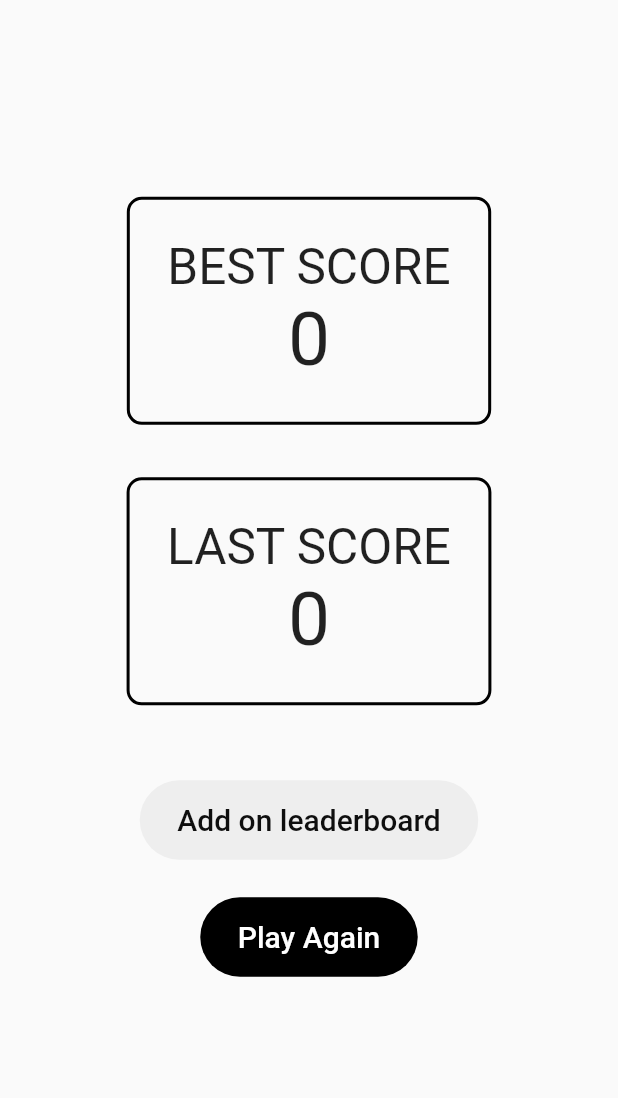
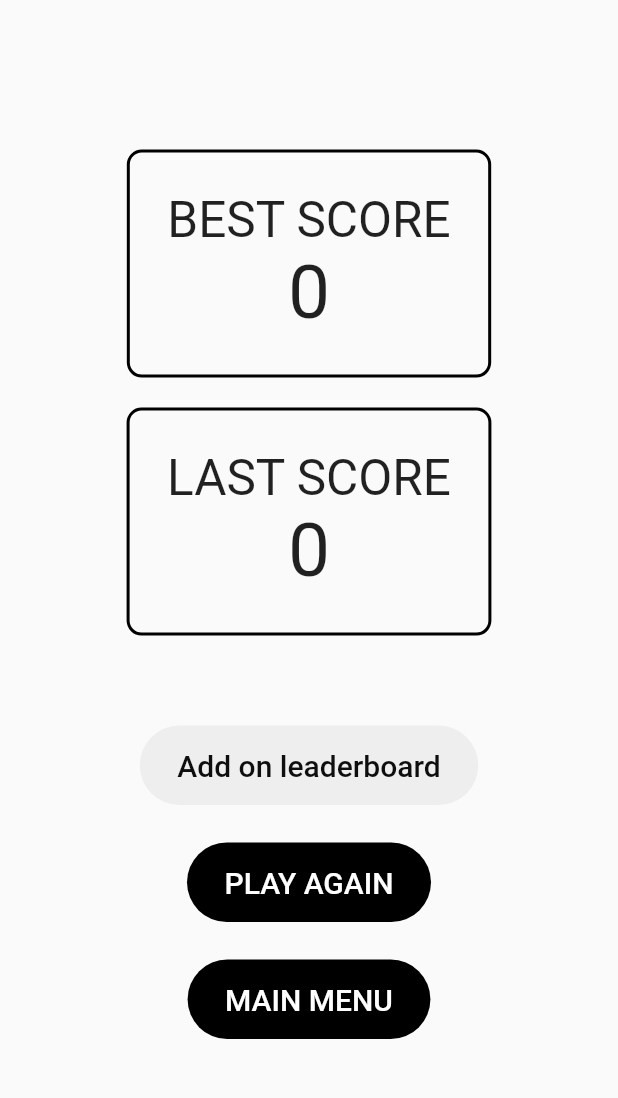
Before and after one commit to Germain-L/WORKSHOP-B1, a Flutter app: the NormalEnd screen opened by its route, on a phone screen of 412 x 824 dp, the part 85-1183 px from its top. Run offline on Flutter 3.47's test engine with Material 2 defaults, Android fonts, the phone set to English and light mode, and no system bars; our stand-ins replace audioplayers, flutter_animation_progress_bar, flutter_svg, line_icons, shared_preferences; missing offline and left inert: simple_gesture_detector; accounts and stored records are empty; network calls fail.

Commit message:
refactor + fix imorts

```diff
--- a/fingSwipeV2/lib/providers/score_provider.dart
+++ b/fingSwipeV2/lib/models/score_provider.dart
@@ -1,16 +1,21 @@
 import 'dart:convert';
 
-import 'package:fingSwipeV2/models/leaderboard_score.dart';
 import 'package:http/http.dart' as http;
+
+import 'leaderboard_score.dart';
 
 class Score {
   void store(String username, int score) async {
+    print("$username, $score");
+
+    Map body = Map.from({
+      'username': username,
+      'score': score.toString(),
+    });
+
     var result = await http.post(
       "https://fingswipe.app/api/score",
-      body: {
-        "username": username,
-        "score": score.toString(),
-      },
+      body: body,
     );
 
     print(result.statusCode);
--- a/fingSwipeV2/lib/pages/app.dart
+++ b/fingSwipeV2/lib/pages/app_page.dart
@@ -1,10 +1,6 @@
 import 'package:flutter/material.dart';
-import 'package:provider/provider.dart';
 
 import '../widgets/core_widgets/appbar.dart';
-import 'game.dart';
-import 'menu.dart';
-import 'end/normal.dart';
 
 class App extends StatelessWidget {
 
--- a/fingSwipeV2/lib/pages/end/normal.dart
+++ /dev/null
@@ -1,186 +0,0 @@
-import 'package:fingSwipeV2/providers/game_provider.dart';
-import 'package:fingSwipeV2/providers/local_cache_provider.dart';
-import 'package:fingSwipeV2/providers/score_provider.dart';
-import 'package:fingSwipeV2/widgets/core_widgets/appbar.dart';
-import 'package:flutter/material.dart';
-import 'package:provider/provider.dart';
-
-class NormalEnd extends StatefulWidget {
-  @override
-  _NormalEndState createState() => _NormalEndState();
-}
-
-class _NormalEndState extends State<NormalEnd> {
-  LocalScore localScore = LocalScore();
-  Score score = Score();
-
-  @override
-  void initState() {
-    super.initState();
-  }
-
-  bool stored = false;
-
-  @override
-  Widget build(BuildContext context) {
-    var game = Provider.of<Game>(context);
-
-    if (stored == false) {
-      localScore.storeToCache(game.score);
-      setState(() {
-        stored = true;
-      });
-    }
-
-    return Scaffold(
-      resizeToAvoidBottomInset: false,
-      appBar: CustomAppBar(),
-      body: SizedBox.expand(
-        child: Center(
-          child: Column(
-            mainAxisAlignment: MainAxisAlignment.center,
-            mainAxisSize: MainAxisSize.min,
-            children: [
-              Container(
-                padding: const EdgeInsets.all(25.0),
-                decoration: BoxDecoration(
-                  borderRadius: BorderRadius.circular(10),
-                  border: Border(
-                    top: BorderSide(width: 2.0, color: Color(0xFF000000)),
-                    left: BorderSide(width: 2.0, color: Color(0xFF000000)),
-                    right: BorderSide(width: 2.0, color: Color(0xFF000000)),
-                    bottom: BorderSide(width: 2.0, color: Color(0xFF000000)),
-                  ),
-                ),
-                child: Column(
-                  mainAxisAlignment: MainAxisAlignment.center,
-                  mainAxisSize: MainAxisSize.min,
-                  children: [
-                    Text(
-                      "BEST SCORE",
-                      style: TextStyle(fontSize: 33),
-                    ),
-                    FutureBuilder<int>(
-                      future: localScore.getHighScore(),
-                      builder:
-                          (BuildContext context, AsyncSnapshot<int> snapshot) {
-                        if (snapshot.hasData) {
-                          return Text(
-                            snapshot.data.toString(),
-                            style: TextStyle(fontSize: 50),
-                          );
-                        }
-
-                        return SizedBox();
-                      },
-                    ),
-                  ],
-                ),
-              ),
-              Container(
-                padding: const EdgeInsets.all(25.0),
-                margin: const EdgeInsets.only(top: 35.0),
-                decoration: BoxDecoration(
-                  borderRadius: BorderRadius.circular(10),
-                  border: Border(
-                    top: BorderSide(width: 2.0, color: Color(0xFF000000)),
-                    left: BorderSide(width: 2.0, color: Color(0xFF000000)),
-                    right: BorderSide(width: 2.0, color: Color(0xFF000000)),
-                    bottom: BorderSide(width: 2.0, color: Color(0xFF000000)),
-                  ),
-                ),
-                child: Column(
-                  mainAxisAlignment: MainAxisAlignment.center,
-                  mainAxisSize: MainAxisSize.min,
-                  children: [
-                    Text(
-                      "LAST SCORE",
-                      style: TextStyle(fontSize: 33),
-                    ),
-                    Text(
-                      game.score.toString(),
-                      style: TextStyle(fontSize: 50),
-                    ),
-                  ],
-                ),
-              ),
-              Container(
-                margin: EdgeInsets.only(top: 50.0),
-                child: FlatButton(
-                  shape: RoundedRectangleBorder(
-                    borderRadius: BorderRadius.circular(50.0),
-                  ),
-                  color: Color(0xFFEEEEEE),
-                  textColor: Color(0xFF0E0E0E),
-                  disabledColor: Colors.grey,
-                  disabledTextColor: Colors.black,
-                  padding: EdgeInsets.only(
-                      bottom: 15.0, top: 15.0, left: 25.0, right: 25.0),
-                  splashColor: Color(0xFFEDEDED),
-                  onPressed: () {
-                    showDialog(
-                      context: context,
-                      builder: (BuildContext context) {
-                        TextEditingController nameController =
-                            TextEditingController();
-                        return AlertDialog(
-                          title: Text("Enter name:"),
-                          content: TextField(
-                            autocorrect: true,
-                            autofocus: true,
-                            decoration: InputDecoration(
-                              hintText: "Name",
-                            ),
-                          ),
-                          actions: [
-                            FlatButton(
-                              onPressed: () {
-                                score.store(nameController.text, game.score);
-                                Navigator.pop(context);
-                              },
-                              child: Text('Submit'),
-                            )
-                          ],
-                        );
-                      },
-                    );
-                  },
-                  child: Text(
-                    "Add on leaderboard",
-                    style: TextStyle(fontSize: 20.0),
-                  ),
-                ),
-              ),
-              Container(
-                margin: EdgeInsets.only(top: 25.0),
-                child: FlatButton(
-                  shape: RoundedRectangleBorder(
-                    borderRadius: BorderRadius.circular(50.0),
-                  ),
-                  color: Color(0xFF000000),
-                  textColor: Colors.white,
-                  disabledColor: Colors.grey,
-                  disabledTextColor: Colors.black,
-                  padding: EdgeInsets.only(
-                      bottom: 15.0, top: 15.0, left: 25.0, right: 25.0),
-                  splashColor: Color(0xFF1F1F1F),
-                  onPressed: () {
-                    Navigator.pushNamedAndRemoveUntil(
-                      context,
-                      'menu',
-                      (route) => false,
-                    );
-                  },
-                  child: Text(
-                    "Play Again",
-                    style: TextStyle(fontSize: 20.0),
-                  ),
-                ),
-              ),
-            ],
-          ),
-        ),
-      ),
-    );
-  }
-}
--- /dev/null
+++ b/fingSwipeV2/lib/pages/end_game_page.dart
@@ -0,0 +1,131 @@
+import 'package:flutter/material.dart';
+import 'package:provider/provider.dart';
+
+import '../models/local_cache_provider.dart';
+import '../models/score_provider.dart';
+import '../providers/game_provider.dart';
+import '../widgets/core_widgets/appbar.dart';
+import '../widgets/end_game/eng_game_buttons.dart';
+import '../widgets/end_game/score.dart';
+
+class NormalEnd extends StatefulWidget {
+  @override
+  _NormalEndState createState() => _NormalEndState();
+}
+
+class _NormalEndState extends State<NormalEnd> {
+  LocalScore localScore = LocalScore();
+  Score score = Score();
+
+  @override
+  void initState() {
+    super.initState();
+  }
+
+  bool stored = false;
+
+  @override
+  Widget build(BuildContext context) {
+    var game = Provider.of<Game>(context);
+
+    if (stored == false) {
+      localScore.storeToCache(game.score);
+      setState(() {
+        stored = true;
+      });
+    }
+
+    return Scaffold(
+      resizeToAvoidBottomInset: false,
+      appBar: CustomAppBar(),
+      body: SizedBox.expand(
+        child: Center(
+          child: Column(
+            mainAxisAlignment: MainAxisAlignment.center,
+            mainAxisSize: MainAxisSize.min,
+            children: [
+
+              FutureBuilder<int>(
+                future: localScore.getHighScore(),
+                builder: (context, snapshot) {
+                  return DisplayedScore(
+                    scoreType: 'BEST SCORE',
+                    score: snapshot.data,
+                  );
+                }
+              ),
+
+              DisplayedScore(
+                scoreType: 'LAST SCORE',
+                score: game.score,
+              ),
+
+              Container(
+                margin: EdgeInsets.only(top: 50.0),
+                child: FlatButton(
+                  shape: RoundedRectangleBorder(
+                    borderRadius: BorderRadius.circular(50.0),
+                  ),
+                  color: Color(0xFFEEEEEE),
+                  textColor: Color(0xFF0E0E0E),
+                  disabledColor: Colors.grey,
+                  disabledTextColor: Colors.black,
+                  padding: EdgeInsets.only(
+                      bottom: 15.0, top: 15.0, left: 25.0, right: 25.0),
+                  splashColor: Color(0xFFEDEDED),
+                  onPressed: () {
+                    showDialog(
+                      context: context,
+                      builder: (BuildContext context) {
+                        TextEditingController nameController =
+                            TextEditingController();
+                        return AlertDialog(
+                          title: Text("Enter name:"),
+                          content: TextField(
+                            controller: nameController,
+                            autocorrect: true,
+                            autofocus: true,
+                            decoration: InputDecoration(
+                              hintText: "Name",
+                            ),
+                            onSubmitted: (String newName) {
+                              score.store(nameController.text, game.score);
+                              Navigator.pop(context);
+                            },
+                          ),
+                          actions: [
+                            FlatButton(
+                              onPressed: () {
+                                score.store(nameController.text, game.score);
+                                Navigator.pop(context);
+                              },
+                              child: Text('Submit'),
+                            )
+                          ],
+                        );
+                      },
+                    );
+                  },
+                  child: Text(
+                    "Add on leaderboard",
+                    style: TextStyle(fontSize: 20.0),
+                  ),
+                ),
+              ),
+
+              EndGameButtons(
+                text: 'PLAY AGAIN',
+                route: 'normalGame',
+              ),
+
+              EndGameButtons(
+                text: 'MAIN MENU',
+                route: 'menu',
+              ),
+            ],
+          ),
+        ),
+      ),
+    );
+  }
+}
--- a/fingSwipeV2/lib/pages/game.dart
+++ b/fingSwipeV2/lib/pages/game_page.dart
@@ -1,9 +1,9 @@
-import 'package:fingSwipeV2/widgets/core_widgets/appbar.dart';
 import 'package:flutter/material.dart';
 import 'package:provider/provider.dart';
 import 'package:simple_gesture_detector/simple_gesture_detector.dart';
 
 import '../providers/game_provider.dart';
+import '../widgets/core_widgets/appbar.dart';
 import '../widgets/game_widgets/indications.dart';
 
 class GamePage extends StatefulWidget {
--- a/fingSwipeV2/lib/pages/leaderboard.dart
+++ b/fingSwipeV2/lib/pages/leaderboard_page.dart
@@ -1,15 +1,15 @@
-import 'package:fingSwipeV2/models/leaderboard_score.dart';
-import 'package:fingSwipeV2/providers/score_provider.dart';
-import 'package:fingSwipeV2/widgets/core_widgets/appbar.dart';
-import 'package:fingSwipeV2/widgets/leaderboard/score_widget.dart';
 import 'package:flutter/material.dart';
 import 'package:line_icons/line_icons.dart';
-import 'package:provider/provider.dart';
+
+import '../models/leaderboard_score.dart';
+import '../models/score_provider.dart';
+import '../widgets/core_widgets/appbar.dart';
+import '../widgets/leaderboard/score_widget.dart';
 
 class LeaderboardPage extends StatelessWidget {
+  final Score score = Score();
   @override
   Widget build(BuildContext context) {
-    final score = Provider.of<Score>(context);
     return Scaffold(
       appBar: CustomAppBar(),
       floatingActionButton: FloatingActionButton.extended(
--- a/fingSwipeV2/lib/providers/game_provider.dart
+++ b/fingSwipeV2/lib/providers/game_provider.dart
@@ -1,9 +1,10 @@
 import 'dart:async';
 import 'dart:math';
 import 'dart:ui';
+
+import 'package:flutter/cupertino.dart';
 import 'package:flutter/foundation.dart';
 import 'package:flutter/material.dart';
-import 'package:flutter/cupertino.dart';
 
 class Game with ChangeNotifier {
 
--- /dev/null
+++ b/fingSwipeV2/lib/widgets/end_game/eng_game_buttons.dart
@@ -0,0 +1,38 @@
+import 'package:flutter/material.dart';
+
+class EndGameButtons extends StatelessWidget {
+  final String text;
+  final String route;
+
+  const EndGameButtons({Key key, this.text, this.route}) : super(key: key);
+
+  @override
+  Widget build(BuildContext context) {
+    return Container(
+      margin: EdgeInsets.only(top: 25.0),
+      child: FlatButton(
+        shape: RoundedRectangleBorder(
+          borderRadius: BorderRadius.circular(50.0),
+        ),
+        color: Color(0xFF000000),
+        textColor: Colors.white,
+        disabledColor: Colors.grey,
+        disabledTextColor: Colors.black,
+        padding:
+            EdgeInsets.only(bottom: 15.0, top: 15.0, left: 25.0, right: 25.0),
+        splashColor: Color(0xFF1F1F1F),
+        onPressed: () {
+          Navigator.pushNamedAndRemoveUntil(
+            context,
+            route,
+            (route) => false,
+          );
+        },
+        child: Text(
+          text,
+          style: TextStyle(fontSize: 20.0),
+        ),
+      ),
+    );
+  }
+}
--- /dev/null
+++ b/fingSwipeV2/lib/widgets/end_game/score.dart
@@ -0,0 +1,38 @@
+import 'package:flutter/material.dart';
+
+import '../../models/local_cache_provider.dart';
+
+class DisplayedScore extends StatelessWidget {
+  final int score;
+  final String scoreType;
+
+  const DisplayedScore({Key key, this.score, this.scoreType}) : super(key: key);
+
+  static final LocalScore localScore = LocalScore();
+
+  @override
+  Widget build(BuildContext context) {
+    return Container(
+      margin: const EdgeInsets.all(10),
+      padding: const EdgeInsets.all(25.0),
+      decoration: BoxDecoration(
+        borderRadius: BorderRadius.circular(10),
+        border: Border.all(color: Color(0xFF000000), width: 2.0),
+      ),
+      child: Column(
+        mainAxisAlignment: MainAxisAlignment.center,
+        mainAxisSize: MainAxisSize.min,
+        children: [
+          Text(
+            scoreType,
+            style: TextStyle(fontSize: 33),
+          ),
+          Text(
+            score.toString(),
+            style: TextStyle(fontSize: 50),
+          ),
+        ],
+      ),
+    );
+  }
+}
--- a/fingSwipeV2/lib/widgets/game_widgets/indications.dart
+++ b/fingSwipeV2/lib/widgets/game_widgets/indications.dart
@@ -2,10 +2,9 @@ import 'dart:async';
 import 'dart:math';
 
 import 'package:flutter/material.dart';
+import 'package:flutter_animation_progress_bar/flutter_animation_progress_bar.dart';
 import 'package:flutter_svg/flutter_svg.dart';
-import 'package:line_icons/line_icons.dart';
 import 'package:provider/provider.dart';
-import 'package:flutter_animation_progress_bar/flutter_animation_progress_bar.dart';
 
 import '../../providers/game_provider.dart';
 
```
Also changed, not shown: fingSwipeV2/lib/main.dart (+4 -9 lines), fingSwipeV2/lib/pages/menu_page.dart (renamed from fingSwipeV2/lib/pages/menu.dart, +3 -4 lines), fingSwipeV2/lib/models/local_cache_provider.dart (renamed from fingSwipeV2/lib/providers/local_cache_provider.dart).
